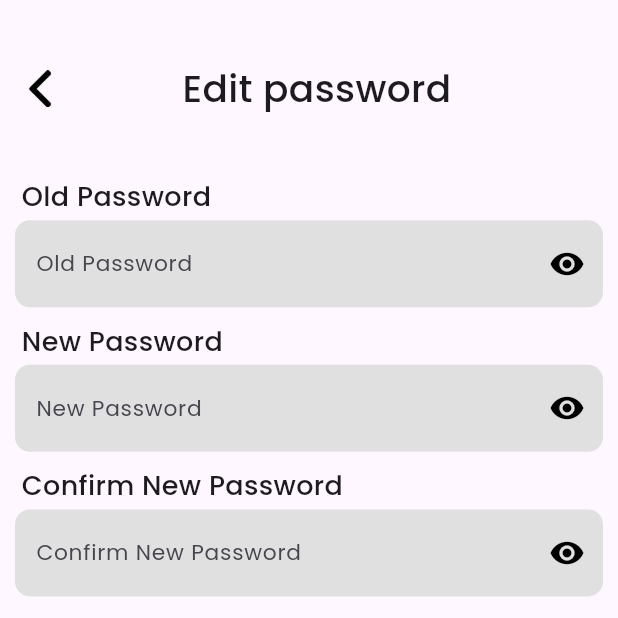
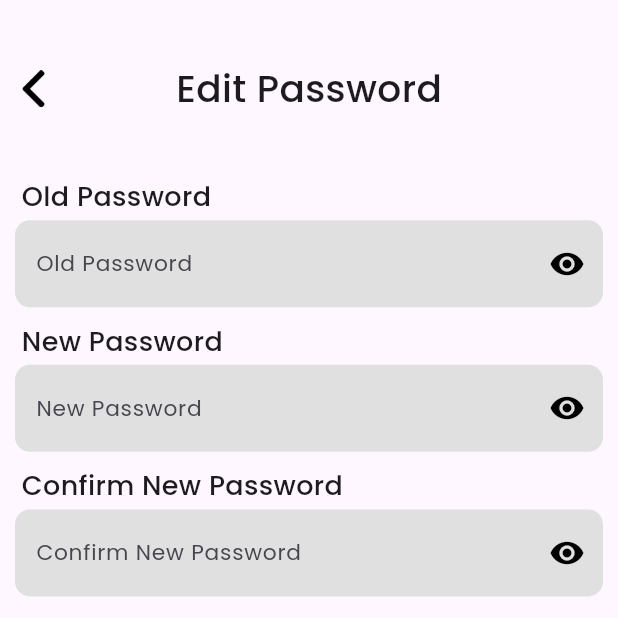
Before and after one commit to HichamImlal/Drive-Flow, a Flutter app: the SettingsScreen screen opened directly, after a tap on "Security", on a phone screen of 412 x 824 dp, the top half of it. Run offline on Flutter 3.47's test engine with Material 3 defaults, Android fonts, the light colour scheme and no system bars; our stand-ins replace google_maps_flutter, google_nav_bar, smooth_page_indicator.

Commit message:
added HeaderSettings and build logout methode

```diff
--- a/lib/admin/screens/DashboardAdmin.dart
+++ b/lib/admin/screens/DashboardAdmin.dart
@@ -19,7 +19,10 @@ class DashboardAdmin extends StatelessWidget {
           SizedBox(
             height: height * 0.05,
           ),
-          Header(width: width, scaffoldKey: _scaffoldKey,text: "Dashboard",),
+          Padding(
+            padding: const EdgeInsets.symmetric(horizontal: 15),
+            child: Header(width: width, scaffoldKey: _scaffoldKey,text: "Dashboard",),
+          ),
         ],
       ),
     );
--- a/lib/constant.dart
+++ b/lib/constant.dart
@@ -3,4 +3,4 @@ import 'package:flutter/material.dart';
 // ignore: non_constant_identifier_names
 Color MainColor=const Color(0xff0F6DB8);
 Color secondColor=const Color(0xff848484);
-String ipAddress ="192.168.24.105";
+String ipAddress ="192.168.56.1";
--- a/lib/user/Widgets/CustomSettings.dart
+++ b/lib/user/Widgets/CustomSettings.dart
@@ -1,9 +1,14 @@
 import 'package:drive_flow_ui/user/screens/EditProfilScreen.dart';
+import 'package:drive_flow_ui/user/screens/LoginScreen.dart';
 import 'package:drive_flow_ui/user/screens/SecurityScreen.dart';
 import 'package:flutter/material.dart';
 
 class CustomSettings extends StatelessWidget {
-  const CustomSettings({super.key, required this.icon, this.text,});
+  const CustomSettings({
+    super.key,
+    required this.icon,
+    this.text,
+  });
   final IconData icon;
   final text;
 
@@ -12,15 +17,17 @@ class CustomSettings extends StatelessWidget {
     return Padding(
       padding: const EdgeInsets.only(left: 12),
       child: GestureDetector(
-        onTap:(){
-          if(text=="Edit profile"){
-            Navigator.of(context).push(
-              MaterialPageRoute(
-                builder: (context) => const EditProfilScreen(),));
-          }else if(text=="Security"){
-             Navigator.of(context).push(
-              MaterialPageRoute(
-                builder: (context) => const SecurityScreen(),));
+        onTap: () {
+          if (text == "Edit profile") {
+            Navigator.of(context).push(MaterialPageRoute(
+              builder: (context) => const EditProfilScreen(),
+            ));
+          } else if (text == "Security") {
+            Navigator.of(context).push(MaterialPageRoute(
+              builder: (context) => const SecurityScreen(),
+            ));
+          } else if (text == "Log out") {
+            _showLogoutDialog(context);
           }
         },
         child: Container(
@@ -44,4 +51,31 @@ class CustomSettings extends StatelessWidget {
       ),
     );
   }
+
+  void _showLogoutDialog(BuildContext context) {
+    showDialog(
+        context: context,
+        builder: (BuildContext context) {
+          return AlertDialog(
+            title: const Text("Logout"),
+            content: const  Text('Are you sure you want to logout ?'),
+            actions: [
+              TextButton(
+                onPressed: () {
+                  Navigator.of(context).pop();
+                },
+                child:const Text('No'),
+              ),
+              TextButton(
+                onPressed: () {
+                  Navigator.of(context).push(MaterialPageRoute(
+                    builder: (context) => const LoginScreen(),
+                  ));
+                },
+                child: const Text('Yes'),
+              )
+            ],
+          );
+        });
+  }
 }
--- /dev/null
+++ b/lib/user/Widgets/HeaderSettings.dart
@@ -0,0 +1,38 @@
+import 'package:flutter/material.dart';
+
+
+class HeaderSettings extends StatelessWidget {
+  const HeaderSettings({
+    super.key,
+    required this.width, this.text,
+  });
+
+  final double width;
+  final text;
+
+  @override
+  Widget build(BuildContext context) {
+    return Padding(
+      padding: const EdgeInsets.symmetric(horizontal: 10),
+      child: Row(
+        mainAxisAlignment: MainAxisAlignment.spaceBetween,
+        children: [
+          GestureDetector(
+            onTap: () {
+              Navigator.pop(context);
+            },
+            child: Image(
+              image: const AssetImage("assets/images/arrow.png"),
+              width: width * 0.06,
+            ),
+          ),
+          Text(
+            text,
+            style: const TextStyle(fontSize: 25),
+          ),
+          SizedBox(width: width * 0.06,),
+        ],
+      ),
+    );
+  }
+}
--- a/lib/user/screens/SecurityScreen.dart
+++ b/lib/user/screens/SecurityScreen.dart
@@ -4,6 +4,7 @@ import 'package:crypto/crypto.dart';
 import 'package:drive_flow_ui/constant.dart';
 import 'package:drive_flow_ui/user/Widgets/CustomButton.dart';
 import 'package:drive_flow_ui/user/Widgets/CustomInput.dart';
+import 'package:drive_flow_ui/user/Widgets/HeaderSettings.dart';
 import 'package:drive_flow_ui/user/Widgets/TitleInput.dart';
 import 'package:drive_flow_ui/user/providers/UserDataProvider.dart';
 import 'package:flutter/material.dart';
@@ -80,29 +81,7 @@ class _SecurityScreenState extends State<SecurityScreen> {
               SizedBox(
                 height: height * 0.05,
               ),
-              Row(
-                children: [
-                  SizedBox(
-                    width: width * 0.035,
-                  ),
-                  GestureDetector(
-                    onTap: () {
-                      Navigator.pop(context);
-                    },
-                    child: Image(
-                      image: const AssetImage("assets/images/arrow.png"),
-                      width: width * 0.06,
-                    ),
-                  ),
-                  SizedBox(
-                    width: width * 0.2,
-                  ),
-                  const Text(
-                    'Edit password',
-                    style: TextStyle(fontSize: 25),
-                  ),
-                ],
-              ),
+              HeaderSettings(width: width,text: "Edit Password",),
               SizedBox(
                 height: height * 0.05,
               ),
```
Also changed, not shown: lib/user/screens/EditProfilScreen.dart (+2 -23 lines).
